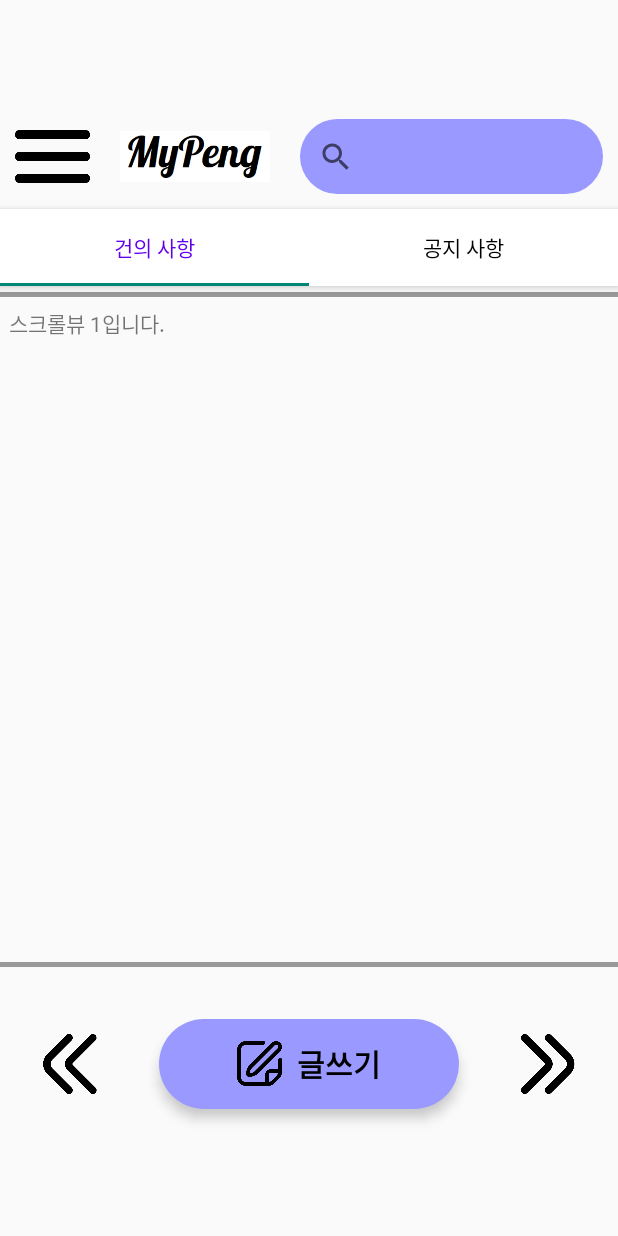
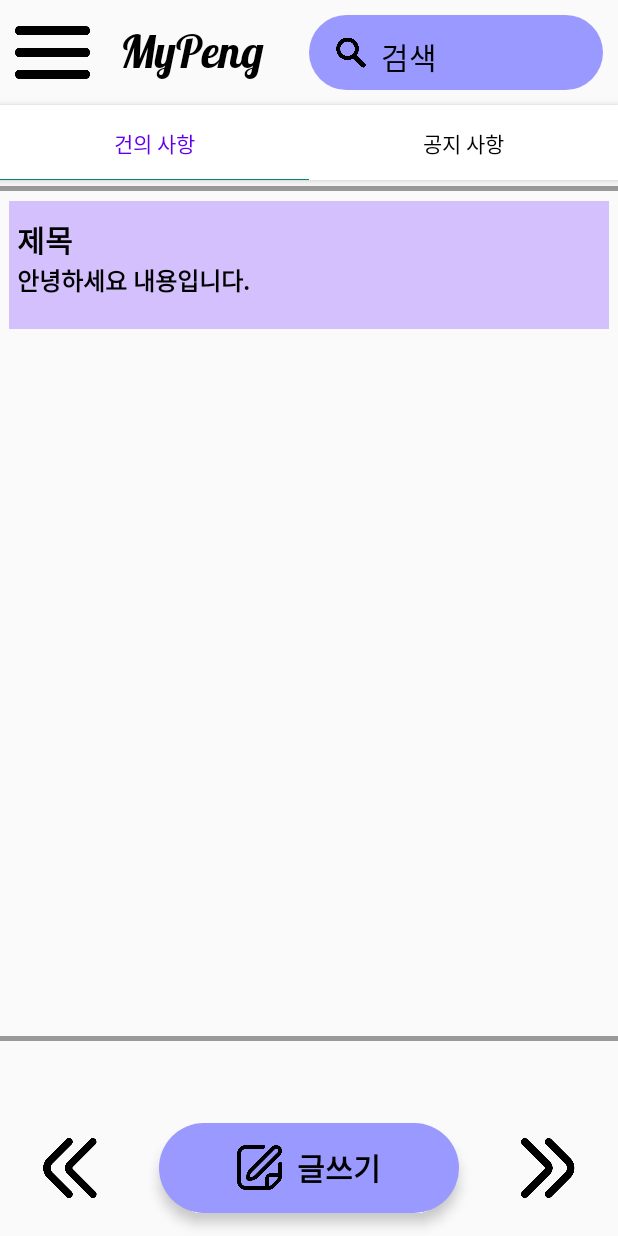
Before and after one commit to penguin-head-whale-shark/android_app, an Android app: the LoginResultActivity screen opened directly, with no data from a screen before it, on a phone screen of 412 x 824 dp. Run offline under Robolectric (Android 15) with nearby library versions, the phone set to English and light mode, and no system bars.

Commit message:
로고 모두 텍스트뷰로 수정,

```diff
--- a/app/src/main/AndroidManifest.xml
+++ b/app/src/main/AndroidManifest.xml
@@ -23,6 +23,9 @@
             android:name=".LoginResultActivity">
 
         </activity>
+        <activity android:name=".ResisterActivity">
+
+        </activity>
     </application>
 
 </manifest>
--- /dev/null
+++ b/app/src/main/res/drawable/edittext_stroke.xml
@@ -0,0 +1,6 @@
+<?xml version="1.0" encoding="utf-8"?>
+<shape xmlns:android="http://schemas.android.com/apk/res/android">
+    <solid></solid>
+    <stroke/>
+    <corners android:radius="10dp"/>
+</shape>
--- a/app/src/main/res/layout/activity_main_student.xml
+++ b/app/src/main/res/layout/activity_main_student.xml
@@ -1,43 +1,67 @@
 <?xml version="1.0" encoding="utf-8"?>
 <LinearLayout
-    android:visibility="visible"
     android:layout_width="match_parent"
     android:layout_height="match_parent"
     xmlns:app="http://schemas.android.com/apk/res-auto"
     xmlns:android="http://schemas.android.com/apk/res/android"
-    android:paddingTop="10dp"
-    android:paddingBottom="10dp"
     android:orientation="vertical"
-    android:gravity="center">
+    android:gravity="center_horizontal"
+    android:weightSum="10">
 
 
    <LinearLayout
        android:layout_width="match_parent"
        android:layout_height="70dp"
-       android:padding="10dp"
        android:elevation="30dp"
-       ><ImageView
+       android:padding="10dp">
+
+      <ImageView
           android:id="@+id/burger_button"
           android:layout_width="50dp"
           android:layout_height="match_parent"
-       android:src="@drawable/hamburger"
+          android:background=" ?attr/selectableItemBackground"
           android:clickable="true"
-       android:background=" ?attr/selectableItemBackground"/>
-      <ImageView
-          android:layout_width="100dp"
+          android:src="@drawable/hamburger" />
+
+      <TextView
+          android:layout_width="wrap_content"
           android:layout_height="match_parent"
-         android:src="@drawable/mypeng"
-          android:layout_marginLeft="20dp"/>
-      <SearchView
-          android:id="@+id/search_button"
+          android:layout_marginLeft="20dp"
+          android:layout_marginTop="5dp"
+          android:textSize="30sp"
+          android:text="MyPeng"
+          android:textColor="@color/black"
+          android:fontFamily="@font/pushster"/>
+
+      <LinearLayout
           android:layout_width="match_parent"
           android:layout_height="match_parent"
-          android:layout_marginLeft="20dp"
-          android:background="@drawable/btn_purple" />
+          android:layout_marginLeft="30dp"
+          android:background="@drawable/btn_purple"
+          android:gravity="center">
+
+         <ImageView
+             android:layout_width="20dp"
+             android:layout_height="match_parent"
+             android:background="?attr/selectableItemBackground"
+             android:src="@drawable/search_icon" />
+
+         <EditText
+             android:layout_width="130dp"
+             android:layout_height="match_parent"
+             android:layout_marginLeft="10dp"
+             android:layout_marginTop="3dp"
+             android:background="@drawable/edittext_stroke"
+             android:fontFamily="@font/jua"
+             android:hint="검색"
+             android:textColorHint="@color/black"
+             android:textSize="20sp" />
       </LinearLayout>
+   </LinearLayout>
+
    <com.google.android.material.appbar.AppBarLayout
        android:layout_width="match_parent"
-       android:layout_height="wrap_content"
+       android:layout_height="50dp"
        android:elevation="10dp">
 
       <com.google.android.material.tabs.TabLayout
@@ -57,7 +81,8 @@
    <FrameLayout
        android:id="@+id/container"
        android:layout_width="420dp"
-       android:layout_height="450dp"
+       android:layout_height="wrap_content"
+       android:layout_weight="10"
        android:layout_marginTop="4dp"
        app:layout_behavior="@string/appbar_scrolling_view_behavior"
        android:background="@drawable/main_scrollview_stroke">
@@ -69,13 +94,32 @@
              android:padding="10dp">
             <LinearLayout
                 android:layout_width="match_parent"
-                android:layout_height="match_parent">
+                android:layout_height="match_parent"
+                android:orientation="vertical"
+                android:background="@color/mypeng_purple1">
+               <LinearLayout
+                   android:layout_width="match_parent"
+                   android:layout_height="80dp"
+                   android:padding="5dp"
+                   android:orientation="vertical"
+                   android:layout_marginTop="5dp">
                   <TextView
                       android:layout_width="match_parent"
                       android:layout_height="wrap_content"
+                      android:textSize="20sp"
+                      android:text="제목"
+                      android:textColor="@color/black"
+                      android:textStyle="bold"/>
+                  <TextView
+                      android:layout_width="match_parent"
+                      android:layout_height="wrap_content"
+                      android:textSize="16sp"
+                      android:text="안녕하세요 내용입니다."
+                      android:textColor="@color/black"
+                      android:textStyle="bold"/>
+               </LinearLayout>
+            </LinearLayout>
 
-                   android:text="스크롤뷰 1입니다."/>
-            </LinearLayout>
          </ScrollView>
       <ScrollView
           android:visibility="invisible"
@@ -85,19 +129,37 @@
           android:padding="10dp">
          <LinearLayout
              android:layout_width="match_parent"
-             android:layout_height="match_parent">
+             android:layout_height="match_parent"
+             android:orientation="vertical"
+             android:background="@color/mypeng_purple2">
+            <LinearLayout
+                android:layout_width="match_parent"
+                android:layout_height="80dp"
+                android:padding="5dp"
+                android:orientation="vertical"
+                android:layout_marginTop="5dp">
                <TextView
                    android:layout_width="match_parent"
                    android:layout_height="wrap_content"
-                android:background=" ?attr/selectableItemBackground"
-                android:text="스크롤뷰2 입니다."
-                android:clickable="true"/>
+                   android:textSize="20sp"
+                   android:text="제목"
+                   android:textColor="@color/black"
+                   android:textStyle="bold"/>
+               <TextView
+                   android:layout_width="match_parent"
+                   android:layout_height="wrap_content"
+                   android:textSize="16sp"
+                   android:text="안녕하세요 내용입니다."
+                   android:textColor="@color/black"
+                   android:textStyle="bold"/>
             </LinearLayout>
+         </LinearLayout>
+
       </ScrollView>
    </FrameLayout>
    <LinearLayout
        android:layout_width="match_parent"
-       android:layout_marginTop="20dp"
+       android:layout_marginTop="40dp"
        android:layout_height="90dp"
        android:gravity="center"
        android:elevation="10dp">
@@ -131,7 +193,8 @@
             android:text="글쓰기"
              android:textSize="20sp"
              android:textColor="@color/black"
-             android:textStyle="bold"/>
+             android:textStyle="bold"
+             android:fontFamily="@font/jua"/>
       </LinearLayout>
       <ImageView
           android:layout_width="40dp"
--- a/app/src/main/res/values/colors.xml
+++ b/app/src/main/res/values/colors.xml
@@ -16,6 +16,8 @@
 
     <color name="blue">#FF0000FF</color>
     <color name="glass">#FF99FFFF</color>
+    <color name="mypeng_purple1">#99BB99FF</color>
+    <color name="mypeng_purple2">#99EEAAFF</color>
     <!--<color name="mint">#FF99FFFF</color>
     <color name="mint">#FF99FFFF</color>
     <color name="mint">#FF99FFFF</color>
```
Also changed, not shown: app/src/main/java/com/example/myapplication/MainActivity.java (+9 -0 lines), app/src/main/java/com/example/myapplication/ResisterActivity.java (added, +20 -0 lines), app/src/main/res/font/font.xml (added, +10 -0 lines), app/src/main/res/layout/activity_login.xml (+23 -11 lines), app/src/main/res/layout/activity_resister.xml (+10 -6 lines), app/src/main/res/font/pushster.ttf (added), 1 other file. Lines whose indentation alone changed are shown as unchanged.
